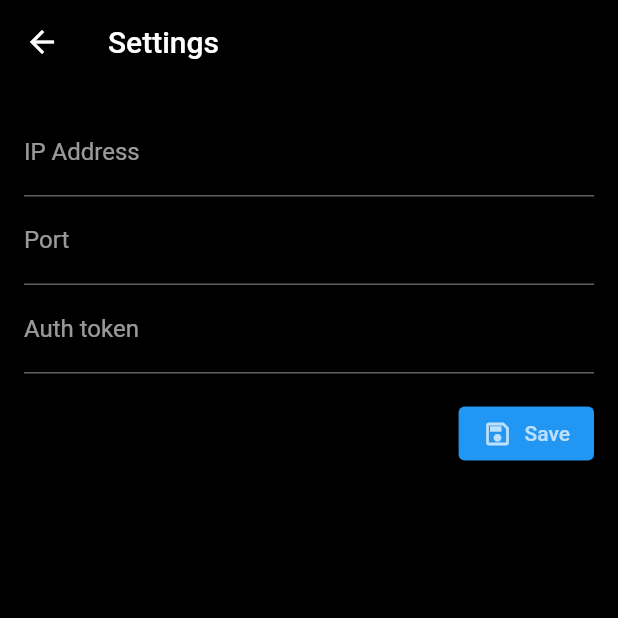
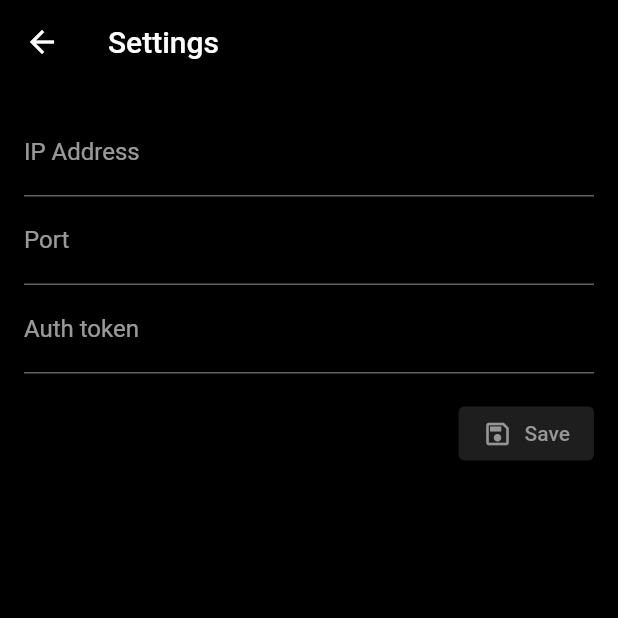
Before and after one commit to blazer404/Aoi-Remote-Client, a Flutter app: the screen it shows after launch, after a tap on the "settings" icon, on a phone screen of 412 x 824 dp, the top half of it. Run offline on Flutter 3.47's test engine with Material 3 defaults, Android fonts, the phone set to English and light mode, and no system bars; our stand-ins replace gradient_borders, shared_preferences; missing offline and left inert: flutter_vibrate.

Commit message:
~ добавлен тайтл приложения ~ заменил иконку, описание ~ поигрался со стилями

```diff
--- a/lib/core/AppTheme.dart
+++ b/lib/core/AppTheme.dart
@@ -1,26 +1,25 @@
 import 'package:flutter/material.dart';
+import 'package:gradient_borders/box_borders/gradient_box_border.dart';
 
 class AppTheme {
   static ThemeData theme = ThemeData.dark(useMaterial3: false).copyWith(
-    appBarTheme: const AppBarTheme(
-      color: Colors.black,
-    ),
+    appBarTheme: const AppBarTheme(color: Colors.black),
     scaffoldBackgroundColor: Colors.black,
   );
 
-  static const Color textColor = Colors.white70;
-  static const Color accentColor = Color.fromRGBO(76, 175, 80, 1);
-  static const Color controlBackgroundColor = Color.fromRGBO(33, 33, 33, 1.0);
+  static const Color greenColor = Color.fromRGBO(76, 175, 80, 1.0);
+  static const Color greenLightColor = Color.fromRGBO(139, 195, 74, 1.0);
+  static const Color greyColor = Color.fromRGBO(150, 150, 150, 1.0);
+  static const Color greyDarkColor = Color.fromRGBO(30, 30, 30, 1.0);
 
-  static LinearGradient gradientBorder = LinearGradient(
-    begin: Alignment.center,
-    end: Alignment.bottomCenter,
-    colors: [Colors.blue.withOpacity(.5), Colors.purple.withOpacity(.5), Colors.red.withOpacity(.5)],
+  static const double gradientBorderWidth = 2.0;
+  static final List<Color> gradientBorderColors = [Colors.blue.withOpacity(.8), Colors.purple.withOpacity(.8)];
+  static final GradientBoxBorder gradientBorder = GradientBoxBorder(
+    gradient: LinearGradient(begin: Alignment.topLeft, end: Alignment.bottomRight, colors: gradientBorderColors),
+    width: gradientBorderWidth,
   );
-
-  static LinearGradient gradientBackground = LinearGradient(
-    begin: Alignment.topCenter,
-    end: Alignment.bottomCenter,
-    colors: [AppTheme.controlBackgroundColor.withOpacity(.8), AppTheme.controlBackgroundColor],
+  static final GradientBoxBorder gradientCircleBorder = GradientBoxBorder(
+    gradient: LinearGradient(begin: Alignment.topCenter, end: Alignment.bottomCenter, colors: gradientBorderColors),
+    width: gradientBorderWidth,
   );
 }
--- a/lib/view/index/IndexPage.dart
+++ b/lib/view/index/IndexPage.dart
@@ -18,6 +18,7 @@ class _IndexPageState extends State<IndexPage> {
     return AnnotatedRegion<SystemUiOverlayStyle>(
       value: systemTheme,
       child: MaterialApp(
+        title: 'Aoi Remote',
         home: IndexPageSlider(),
         theme: AppTheme.theme,
         scrollBehavior: ScrollConfiguration.of(context).copyWith(overscroll: false),
--- a/lib/view/index/IndexPageSlider.dart
+++ b/lib/view/index/IndexPageSlider.dart
@@ -13,9 +13,18 @@ class IndexPageSlider extends StatefulWidget {
 
 class _IndexPageSliderState extends State<IndexPageSlider> {
   int currentPage = 0;
-  final List<Widget> pages = [MpcPage(), AimpPage()];
-  final List<String> titles = [MpcConst.TITLE, AimpConst.TITLE];
-  final List<String> icons = [MpcConst.ICON, AimpConst.ICON];
+  final List<Widget> pages = [
+    MpcPage(),
+    AimpPage(),
+  ];
+  final List<String> titles = [
+    MpcConst.TITLE,
+    AimpConst.TITLE,
+  ];
+  final List<String> icons = [
+    MpcConst.ICON,
+    AimpConst.ICON,
+  ];
 
   @override
   Widget build(BuildContext context) {
@@ -41,7 +50,7 @@ class _IndexPageSliderState extends State<IndexPageSlider> {
               margin: EdgeInsets.symmetric(horizontal: 4.0),
               decoration: BoxDecoration(
                 shape: BoxShape.circle,
-                color: currentPage == index ? AppTheme.accentColor : AppTheme.textColor.withOpacity(.5),
+                color: currentPage == index ? AppTheme.greenColor : AppTheme.greyColor.withOpacity(.5),
               ),
             ),
           ),
--- a/lib/view/mpc/MpcPage.dart
+++ b/lib/view/mpc/MpcPage.dart
@@ -3,7 +3,6 @@ import 'package:aoi_remote/core/AppTheme.dart';
 import 'package:aoi_remote/widgets/CircleButtonWidget.dart';
 import 'package:aoi_remote/widgets/CirclePanelWidget.dart';
 import 'package:flutter/material.dart';
-import 'package:gradient_borders/box_borders/gradient_box_border.dart';
 
 class MpcPage extends StatefulWidget {
   @override
@@ -62,13 +61,13 @@ class _MpcPageState extends State<MpcPage> {
                   children: [
                     Column(
                       children: [
-                        Text('sub'.toUpperCase()),
+                        Text('sub'.toUpperCase(), style: TextStyle(color: AppTheme.greyColor)),
                         SizedBox(height: 10),
                         Container(
                           decoration: BoxDecoration(
-                            color: AppTheme.controlBackgroundColor,
+                            color: AppTheme.greyDarkColor,
+                            border: AppTheme.gradientBorder,
                             borderRadius: BorderRadius.circular(999),
-                            border: GradientBoxBorder(gradient: AppTheme.gradientBorder, width: 2),
                           ),
                           child: Row(
                             children: [
@@ -98,13 +97,13 @@ class _MpcPageState extends State<MpcPage> {
                     SizedBox(width: 20),
                     Column(
                       children: [
-                        Text('audio'.toUpperCase()),
+                        Text('audio'.toUpperCase(), style: TextStyle(color: AppTheme.greyColor)),
                         SizedBox(height: 10),
                         Container(
                           decoration: BoxDecoration(
-                            color: AppTheme.controlBackgroundColor,
+                            color: AppTheme.greyDarkColor,
+                            border: AppTheme.gradientBorder,
                             borderRadius: BorderRadius.circular(999),
-                            border: GradientBoxBorder(gradient: AppTheme.gradientBorder, width: 2),
                           ),
                           child: Row(
                             children: [
@@ -142,14 +141,14 @@ class _MpcPageState extends State<MpcPage> {
                   children: [
                     Column(
                       children: [
-                        Text('jump'.toUpperCase()),
+                        Text('jump'.toUpperCase(), style: TextStyle(color: AppTheme.greyColor)),
                         SizedBox(height: 10),
                         Container(
                           padding: EdgeInsets.all(5),
                           decoration: BoxDecoration(
-                            color: AppTheme.controlBackgroundColor,
+                            color: AppTheme.greyDarkColor,
+                            border: AppTheme.gradientBorder,
                             borderRadius: BorderRadius.circular(999),
-                            border: GradientBoxBorder(gradient: AppTheme.gradientBorder, width: 2),
                           ),
                           child: Row(
                             children: [
--- a/lib/view/settings/SettingsPage.dart
+++ b/lib/view/settings/SettingsPage.dart
@@ -39,7 +39,7 @@ class _SettingsPageState extends State<SettingsPage> {
       future: _loadSettings(),
       builder: (context, snapshot) {
         if (snapshot.connectionState == ConnectionState.done) {
-          return buildPage();
+          return buildPageUI();
         } else {
           return Center(child: CircularProgressIndicator());
         }
@@ -47,7 +47,7 @@ class _SettingsPageState extends State<SettingsPage> {
     );
   }
 
-  Widget buildPage() {
+  Widget buildPageUI() {
     return Scaffold(
       appBar: AppBar(title: Text('Settings')),
       body: Padding(
@@ -84,12 +84,13 @@ class _SettingsPageState extends State<SettingsPage> {
               children: [
                 ElevatedButton(
                   onPressed: _saveSetting,
+                  style: ButtonStyle(backgroundColor: MaterialStatePropertyAll(AppTheme.greyDarkColor)),
                   child: Row(
                     mainAxisSize: MainAxisSize.min,
                     children: [
-                      Icon(Icons.save_outlined, color: AppTheme.textColor, size: 20),
+                      Icon(Icons.save_outlined, color: AppTheme.greyColor, size: 20),
                       SizedBox(width: 8),
-                      Text('Save', style: TextStyle(color: AppTheme.textColor)),
+                      Text('Save', style: TextStyle(color: AppTheme.greyColor)),
                     ],
                   ),
                 ),
--- a/lib/widgets/CircleButtonWidget.dart
+++ b/lib/widgets/CircleButtonWidget.dart
@@ -17,7 +17,7 @@ class CircleButtonWidget extends StatefulWidget {
     required this.command,
     this.icon = Icons.error,
     this.iconSize = 40.0,
-    this.iconColor = AppTheme.textColor,
+    this.iconColor = AppTheme.greyColor,
   });
 
   @override
--- a/lib/widgets/CirclePanelWidget.dart
+++ b/lib/widgets/CirclePanelWidget.dart
@@ -6,7 +6,6 @@ import 'package:aoi_remote/core/AppTheme.dart';
 import 'package:aoi_remote/widgets/CircleButtonWidget.dart';
 import 'package:aoi_remote/widgets/SectorButtonWidget.dart';
 import 'package:flutter/material.dart';
-import 'package:gradient_borders/box_borders/gradient_box_border.dart';
 
 class CirclePanelWidget extends StatefulWidget {
   final String target;
@@ -19,6 +18,7 @@ class CirclePanelWidget extends StatefulWidget {
 
 class _CirclePanelWidgetState extends State<CirclePanelWidget> {
   static const double circleDiameter = 300.0;
+
   static const String PLAY = 'play';
   static const String VOL_UP = 'vol_up';
   static const String VOL_DOWN = 'vol_down';
@@ -72,8 +72,8 @@ class _CirclePanelWidgetState extends State<CirclePanelWidget> {
         height: circleDiameter,
         decoration: BoxDecoration(
           borderRadius: BorderRadius.circular(999),
-          border: GradientBoxBorder(gradient: AppTheme.gradientBorder, width: 2),
-          gradient: AppTheme.gradientBackground,
+          border: AppTheme.gradientCircleBorder,
+          color: AppTheme.greyDarkColor,
         ),
         child: Stack(
           alignment: Alignment.center,
@@ -127,10 +127,11 @@ class _CirclePanelWidgetState extends State<CirclePanelWidget> {
                 angle: math.pi / 4,
                 child: Container(
                   decoration: BoxDecoration(
-                      borderRadius: BorderRadius.circular(999),
-                      border: GradientBoxBorder(gradient: AppTheme.gradientBorder, width: 2),
-                      color: AppTheme.controlBackgroundColor,
-                      boxShadow: [BoxShadow(color: Colors.black45, blurRadius: 15.0, blurStyle: BlurStyle.outer)]),
+                    borderRadius: BorderRadius.circular(999),
+                    border: AppTheme.gradientBorder,
+                    color: AppTheme.greyDarkColor,
+                    boxShadow: [BoxShadow(color: Colors.black45, blurRadius: 15.0, blurStyle: BlurStyle.outer)],
+                  ),
                   child: CircleButtonWidget(
                     target: widget.target,
                     command: _getCommand(PLAY),
--- a/lib/widgets/SectorButtonWidget.dart
+++ b/lib/widgets/SectorButtonWidget.dart
@@ -58,8 +58,8 @@ class _SectorButtonWidgetState extends State<SectorButtonWidget> {
     final BorderRadius _borderRadius = _getBorderRadiusPosition();
 
     return Container(
-      width: widget.circleDiameter / 2.0 - 3,
-      height: widget.circleDiameter / 2.0 - 3,
+      width: widget.circleDiameter / 2.0,
+      height: widget.circleDiameter / 2.0,
       decoration: BoxDecoration(
         // color: AppTheme.controlBackgroundColor,
         borderRadius: _borderRadius,
@@ -74,7 +74,7 @@ class _SectorButtonWidgetState extends State<SectorButtonWidget> {
           angle: 7 * -math.pi / 4,
           child: Icon(
             widget.icon,
-            color: AppTheme.textColor,
+            color: AppTheme.greyColor,
             size: 50.0,
           ),
         ),
--- a/pubspec.yaml
+++ b/pubspec.yaml
@@ -1,5 +1,5 @@
 name: aoi_remote
-description: "Media controls"
+description: "Aoi remote"
 publish_to: 'none'
 version: 1.0.0+1
 
```
Also changed, not shown: lib/assets/images/logo.png, 39 other files.
